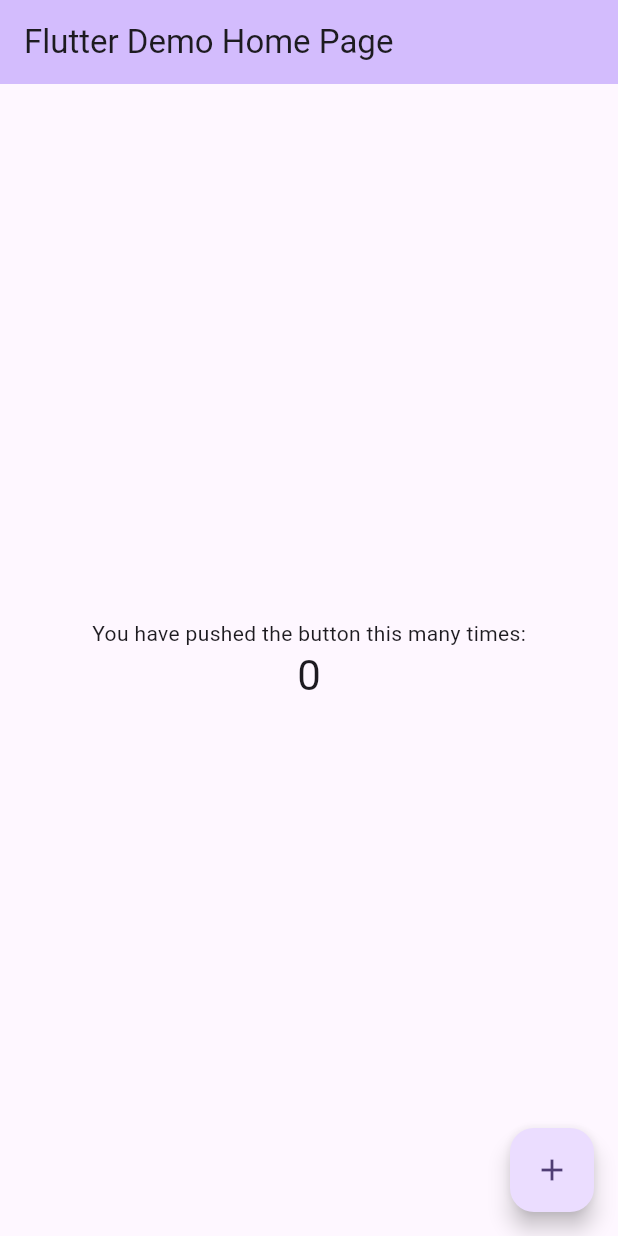
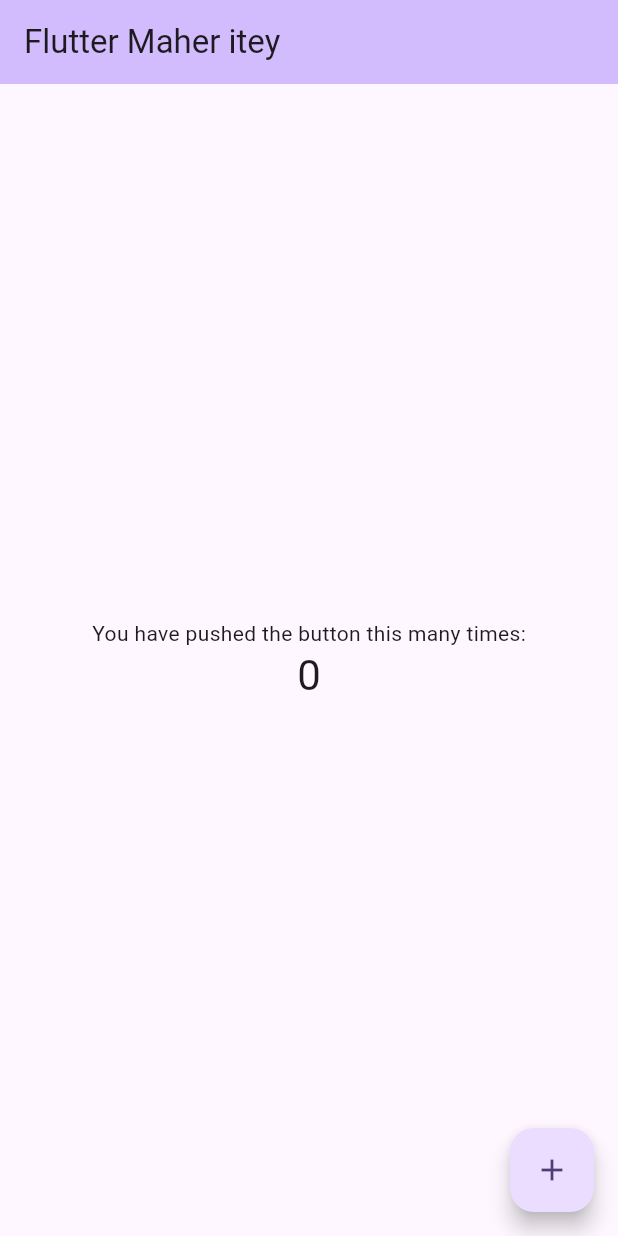
Before and after one commit to afiqamrii/learn_buddy_project, a Flutter app: the screen it shows after launch, on a phone screen of 412 x 824 dp. Run offline on Flutter 3.47's test engine with Material 3 defaults, Android fonts, the phone set to English and light mode, and no system bars.

Commit message:
Ejas Something dlo

```diff
--- a/lib/main.dart
+++ b/lib/main.dart
@@ -31,7 +31,7 @@ class MyApp extends StatelessWidget {
         colorScheme: ColorScheme.fromSeed(seedColor: Colors.deepPurple),
         useMaterial3: true,
       ),
-      home: const MyHomePage(title: 'Flutter Demo Home Page'),
+      home: const MyHomePage(title: 'Flutter Maher itey'),
     );
   }
 }
```
